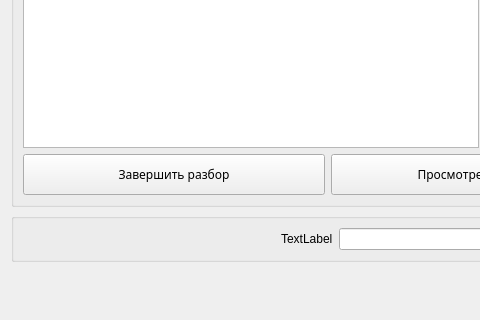
First picture: the form in ParsingAssistant/CWindow.ui, repository Owlfeather/ParsingAssistant, before the edit; both pictures show x 0 to 480 and y 400 to 720 of the 964 by 720 pixel window.
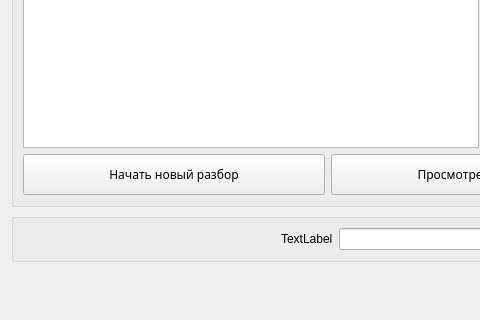
Second picture: the form after the edit.

The edit to the form file:
```diff
--- a/ParsingAssistant/CWindow.ui
+++ b/ParsingAssistant/CWindow.ui
@@ -227,7 +227,7 @@
              </font>
             </property>
             <property name="text">
-             <string>Завершить разбор</string>
+             <string>Начать новый разбор</string>
             </property>
            </widget>
           </item>
```
Left out of the diff: 2 changed lines with no effect on the pictures.
